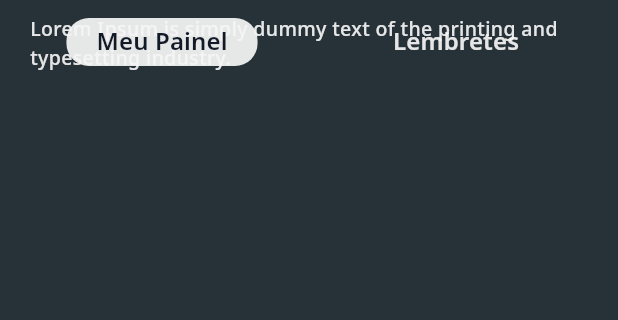
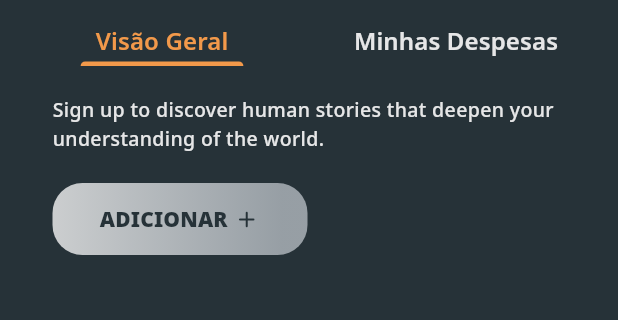
Before and after one commit to Geldli/geldliMobile, a Flutter app: the ExpensivesPage screen opened directly, on a phone screen of 412 x 824 dp, the part 90-410 px from its top. Run offline on Flutter 3.47's test engine with Material 3 defaults, Android fonts, the phone set to English and light mode, and no system bars; our stand-ins replace google_fonts, google_nav_bar.

Commit message:
Starting the Pop Form for Expensives Page

```diff
--- /dev/null
+++ b/lib/components/expensives components/panel_grid.dart
@@ -0,0 +1,35 @@
+// ignore_for_file: prefer_const_literals_to_create_immutables, prefer_const_constructors
+
+import 'package:flutter/material.dart';
+import 'package:flutter_application_2/components/expensives%20components/form_new_add.dart';
+import 'package:flutter_application_2/ui/text.dart';
+
+class PanelGrid extends StatefulWidget {
+  const PanelGrid({super.key});
+
+  @override
+  State<PanelGrid> createState() => _PanelGridState();
+}
+
+class _PanelGridState extends State<PanelGrid> {
+  @override
+  Widget build(BuildContext context) {
+    return Container(
+      padding: EdgeInsets.symmetric(vertical: 20,horizontal: 35),
+      child: Center(
+        child: Column(
+          children: [
+            Column(
+              crossAxisAlignment: CrossAxisAlignment.start,
+              children: [
+                Text("Sign up to discover human stories that deepen your understanding of the world.",style: appBarDesc),
+                SizedBox(height: 20),
+                FormNew()
+              ],
+            )
+          ],
+        ),
+      ),
+    );
+  }
+}
--- a/lib/model/Expensive.dart
+++ b/lib/model/Expensive.dart
@@ -1,14 +1,15 @@
 // ignore_for_file: prefer_final_fields, unused_field, avoid_init_to_null
+
+import 'package:flutter/material.dart';
 
 class Expensive{
 
 String _titleD = "";
 String _descriptD = "";
-DateTime? _dateToRemember = null;
+String _dateToRemember = "";
+String? _frequency = "";
 double _valueD = 0.00;
-
-Expensive(this._titleD,this._dateToRemember,this._valueD,this._descriptD);
-
+Color? _colorD = null;
  String get titleD => this._titleD;
 
  set titleD(String value) => this._titleD = value;
@@ -17,12 +18,24 @@ Expensive(this._titleD,this._dateToRemember,this._valueD,this._descriptD);
 
  set descriptD(String value) => this._descriptD = value;
 
- DateTime? get dateToRemember => this._dateToRemember;
+ String get dateToRemember => this._dateToRemember;
 
- set dateToRemember(DateTime? value) => this._dateToRemember = value;
+ set dateToRemember(String value) => this._dateToRemember = value;
+
+ String? get frequency => this._frequency;
+
+ set frequency(String? value) => this._frequency = value;
 
  double get valueD => this._valueD;
 
  set valueD(double value) => this._valueD = value;
 
+ Color? get colorD => this._colorD;
+
+ set colorD(Color? value) => this._colorD = value;
+
+Expensive(this._titleD,this._dateToRemember,this._valueD,this._descriptD,this._colorD,this._frequency);
+
+
+
 }
--- a/lib/model/UserList.dart
+++ b/lib/model/UserList.dart
@@ -6,7 +6,9 @@ import 'package:flutter_application_2/model/User.dart';
 
 class UserList extends ChangeNotifier {
 
-  List<User> listUsers = [];
+  List<User> listUsers = [
+    User("001", "m", "m", "m")
+  ];
 
   List<String> getCurrentUser(int id_user){
     final currentUserIndex = listUsers.indexWhere((user) => user.idUser == id_user);
--- a/lib/ui/colors.dart
+++ b/lib/ui/colors.dart
@@ -6,3 +6,4 @@ Color myLightBlue = Color.fromRGBO(37, 45, 56, 1);
 Color myBlue = Color.fromRGBO(38, 50, 56, 1);
 Color myDarkY = Color.fromRGBO(242, 153, 74, 1);
 Color myLightY = Color.fromRGBO(242, 201, 76, 1);
+Color myFormBackground = Color.fromRGBO(27, 36, 36, 1);
--- a/lib/ui/text.dart
+++ b/lib/ui/text.dart
@@ -48,7 +48,7 @@ var textDreawer = GoogleFonts.notoSans(
 
 
 var tabTextStyle = GoogleFonts.notoSans(
-  color: myBlack,
+  color: myDarkY,
   fontSize: 16, fontWeight:
   FontWeight.w600,
 );
@@ -76,3 +76,34 @@ var appBarDesc = GoogleFonts.notoSans(
   fontSize: 13, fontWeight:
   FontWeight.w500,
 );
+
+
+var categoryText = GoogleFonts.notoSans(
+  color: myBlack,
+  fontSize: 11, fontWeight:
+  FontWeight.w700,
+);
+
+var buttomText = GoogleFonts.notoSans(
+  color: myBlue,
+  fontSize: 14, fontWeight:
+  FontWeight.w900,
+);
+
+var formHeader = GoogleFonts.notoSans(
+  color: myBlack,
+  fontSize: 16, fontWeight:
+  FontWeight.w800,
+);
+
+var hintForm = GoogleFonts.notoSans(
+  color: myWhite,
+  fontSize: 14, fontWeight:
+  FontWeight.w400,
+);
+
+var formTextStyle = GoogleFonts.notoSans(
+  color: myWhite,
+  fontSize: 15, fontWeight:
+  FontWeight.w500,
+);
--- a/lib/view/expensives_page.dart
+++ b/lib/view/expensives_page.dart
@@ -1,6 +1,8 @@
 // ignore_for_file: prefer_const_literals_to_create_immutables, prefer_const_constructors
 
 import 'package:flutter/material.dart';
+import 'package:flutter_application_2/components/expensives%20components/panel_grid.dart';
+import 'package:flutter_application_2/components/expensives%20components/panel_list.dart';
 import 'package:flutter_application_2/ui/colors.dart';
 import 'package:flutter_application_2/ui/text.dart';
 
@@ -30,12 +32,6 @@ class _ExpensivesPageState extends State<ExpensivesPage> {
                 "Despesa",
                 style: appBarTitle
               ),
-              SizedBox(height: 10),
-              Text(
-                "Lorem Ipsum is simply dummy text of the printing and typesetting industry.",
-                style: appBarDesc,
-                maxLines: 2,
-                ),
             ],
           ),
       ),
@@ -44,31 +40,33 @@ class _ExpensivesPageState extends State<ExpensivesPage> {
           dividerHeight: 0,
           padding: EdgeInsets.symmetric(vertical: 0,horizontal: 10),
           labelStyle: tabTextStyle,
+          indicatorColor: myDarkY,
           unselectedLabelColor: myWhite,
           unselectedLabelStyle: tabTextStyle,
-          indicator: BoxDecoration(
-            borderRadius: BorderRadius.circular(15),
-            color: myWhite,
-          ),
           tabs: [
             Tab(
               height: 30,
               child: Padding(
-                padding: const EdgeInsets.symmetric(vertical: 0,horizontal: 20),
-                child: Text("Meu Painel"),
+                padding: const EdgeInsets.symmetric(vertical: 0,horizontal: 10),
+                child: Text("Visão Geral"),
               ),
               ),
             Tab(
               height: 30,
               child: Padding(
-                padding: const EdgeInsets.symmetric(vertical: 0,horizontal: 20),
-                child: Text("Lembretes"),
+                padding: const EdgeInsets.symmetric(vertical: 0,horizontal: 10),
+                child: Text("Minhas Despesas"),
               ),
             ),],
         ),
       ),
 
-
+    body: TabBarView(
+      children: [
+        PanelGrid(),
+        PanelList(),
+      ],
+    ),
     ));
   }
 }
--- a/lib/view/home_page.dart
+++ b/lib/view/home_page.dart
@@ -2,7 +2,7 @@
 
 import 'package:flutter/material.dart';
 import 'package:flutter/widgets.dart';
-import 'package:flutter_application_2/components/panel_user.dart';
+import 'package:flutter_application_2/components/home%20components/panel_user.dart';
 import 'package:flutter_application_2/ui/colors.dart';
 import 'package:flutter_application_2/ui/text.dart';
 
--- a/pubspec.yaml
+++ b/pubspec.yaml
@@ -36,6 +36,7 @@ dependencies:
   cupertino_icons: ^1.0.2
   google_fonts: ^6.2.0
   google_nav_bar: ^5.0.6
+  dropdownfield2: ^1.0.7
   email_validator: '^2.1.16'
   uuid: ^3.0.4
   provider:
```
Also changed, not shown: lib/components/expensives components/form_new_add.dart (added, +265 -0 lines), lib/components/expensives components/panel_list.dart (added, +64 -0 lines), lib/main.dart (+12 -7 lines), lib/model/ExpensiveList.dart (+15 -9 lines), lib/components/home components/panel_user.dart (renamed from lib/components/panel_user.dart), lib/components/home components/remember_panel.dart (renamed from lib/components/remember_panel.dart), pubspec.lock.
